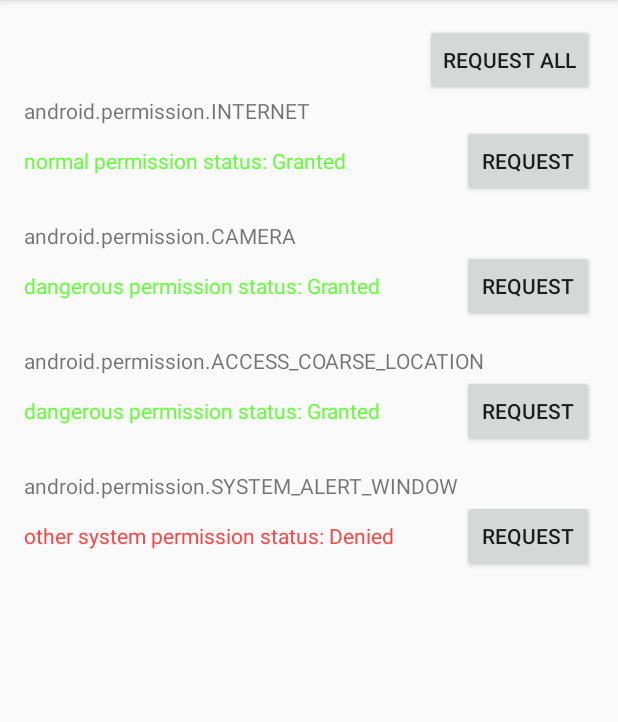
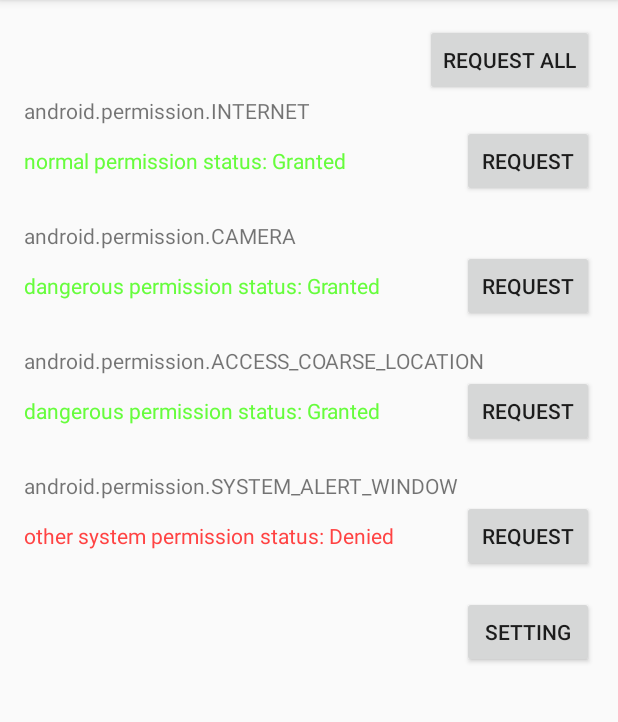
Before and after one commit to captain-miao/Android_M_requestPermissions, an Android app: the screen it shows after launch (MainActivity), after a tap on "REQUEST", on a phone screen of 412 x 824 dp, the part 84-806 px from its top. Run offline under Robolectric (Android 15) with nearby library versions, the phone set to English and light mode, and no system bars.

Commit message:
add screenshot gig

```diff
--- a/GrantAndroidPermission/src/main/AndroidManifest.xml
+++ b/GrantAndroidPermission/src/main/AndroidManifest.xml
@@ -4,6 +4,7 @@
     <application>
 
         <activity
+            android:label=""
             android:name=".ShadowPermissionActivity"
             android:theme="@style/Theme.Transparent"
             android:launchMode="singleTask">
--- a/app/src/main/java/com/example/captain_miao/permissions/MainActivity.java
+++ b/app/src/main/java/com/example/captain_miao/permissions/MainActivity.java
@@ -1,7 +1,10 @@
 package com.example.captain_miao.permissions;
 
 import android.Manifest;
+import android.content.Intent;
+import android.net.Uri;
 import android.os.Bundle;
+import android.provider.Settings;
 import android.support.v7.app.AppCompatActivity;
 import android.support.v7.widget.Toolbar;
 import android.view.View;
@@ -23,10 +26,10 @@ public class MainActivity extends AppCompatActivity implements View.OnClickListe
 
     String[] normalPermission = new String[]{Manifest.permission.INTERNET};
 
+    String[] dangerousPermissionCamera = new String[]{Manifest.permission.CAMERA};
     @PermissionCheck()
     String[] dangerousPermissionLocation = new String[]{Manifest.permission.ACCESS_COARSE_LOCATION};
 
-    String[] dangerousPermissionCamera = new String[]{Manifest.permission.CAMERA};
     //SYSTEM_ALERT_WINDOW write permission
     String[] systemAlertWindowPermission = new String[]{Manifest.permission.SYSTEM_ALERT_WINDOW};
         //system settings write permission
@@ -52,6 +55,7 @@ public class MainActivity extends AppCompatActivity implements View.OnClickListe
         findViewById(R.id.btn_request_permission_camera).setOnClickListener(this);
         findViewById(R.id.btn_request_permission_location).setOnClickListener(this);
         findViewById(R.id.btn_request_permission_system).setOnClickListener(this);
+        findViewById(R.id.btn_open_permission_setting).setOnClickListener(this);
 
         updatePermissionStatus();
     }
@@ -182,6 +186,10 @@ public class MainActivity extends AppCompatActivity implements View.OnClickListe
                         })
                         .check();
                 break;
+            case R.id.btn_open_permission_setting:
+                Intent intent = new Intent(Settings.ACTION_MANAGE_OVERLAY_PERMISSION, Uri.parse("package:" + getPackageName()));
+                startActivity(intent);
+                break;
         }
     }
 }
--- a/app/src/main/res/layout/content_main.xml
+++ b/app/src/main/res/layout/content_main.xml
@@ -121,4 +121,11 @@
             android:text="@string/request_permission"
             android:layout_gravity="center_vertical"/>
     </LinearLayout>
+
+    <Button
+        android:id="@+id/btn_open_permission_setting"
+        android:layout_width="wrap_content"
+        android:layout_height="wrap_content"
+        android:text="@string/open_permission_setting"
+        android:layout_gravity="center_vertical|right"/>
 </LinearLayout>
--- a/app/src/main/res/values/strings.xml
+++ b/app/src/main/res/values/strings.xml
@@ -2,6 +2,7 @@
     <string name="app_name">GrantAP</string>
     <string name="request_permission">request</string>
     <string name="request_permission_all">request all</string>
+    <string name="open_permission_setting">setting</string>
     <string name="permission_internet" format="false">android.permission.INTERNET</string>
     <string name="normal_permission_status" format="false">normal permission status: %s</string>
 
@@ -13,8 +14,5 @@
     <string name="permission_system_alert_window" format="false">android.permission.SYSTEM_ALERT_WINDOW</string>
     <string name="system_permission_status" format="false">other system permission status: %s</string>
 
-    <string name="show_dangerous_permission">show_dangerous_permission</string>
-    <string name="show_settings_permission">show_settings_permission</string>
-    <string name="show_system_alert_window_permission">show_system_alert_window_permission</string>
     <string name="action_settings">Settings</string>
 </resources>
```
Also changed, not shown: 2 other files.
